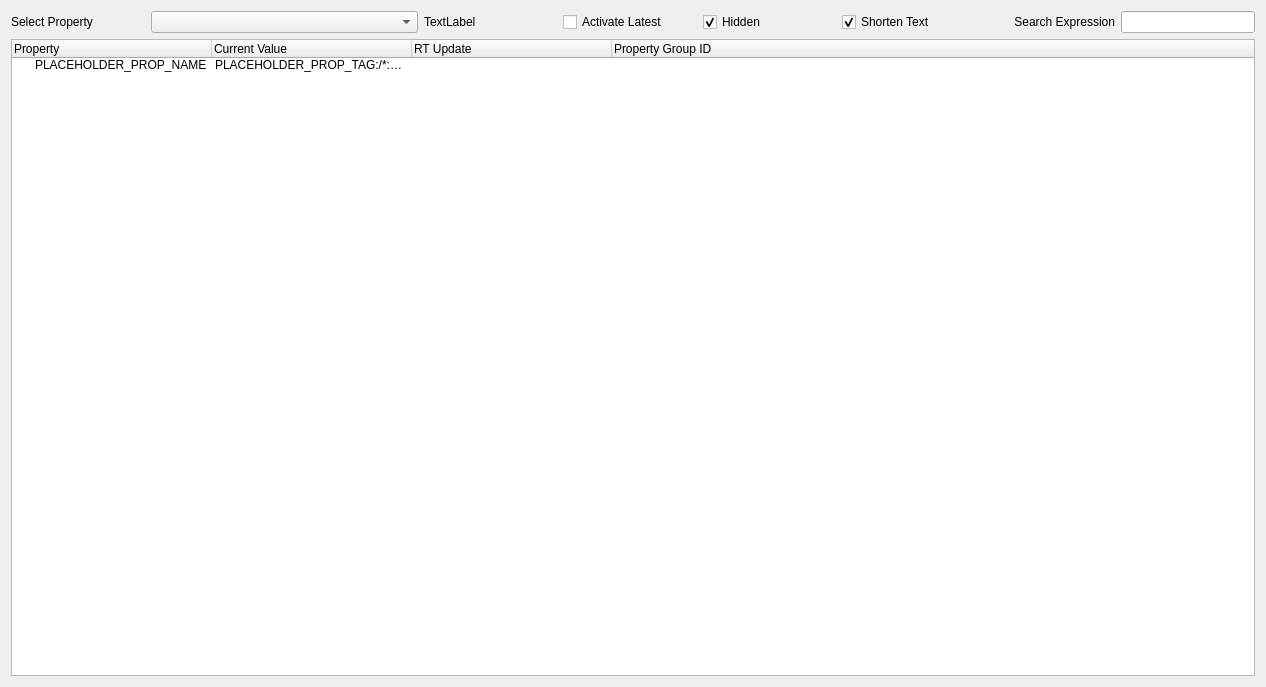
Qt form sources/jvxLibraries/jvx-qt-central-widgets/uisrc/jvx_property_tree_widget.ui (jvxgit/AudYoFlo) before a commit.
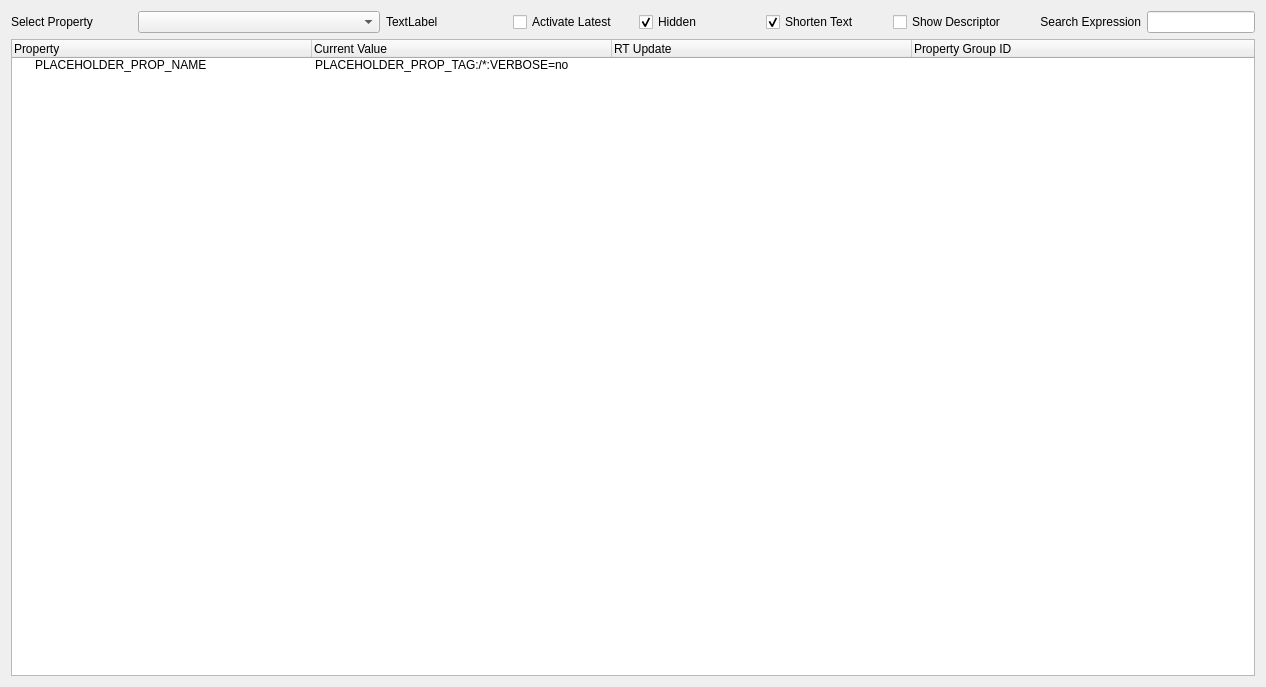
The same form after that commit.

Commit message: Added option to show property descriptors in QT tree widget generic property editor

The edit to the form file:
```diff
--- a/sources/jvxLibraries/jvx-qt-central-widgets/uisrc/jvx_property_tree_widget.ui
+++ b/sources/jvxLibraries/jvx-qt-central-widgets/uisrc/jvx_property_tree_widget.ui
@@ -13,31 +13,11 @@
   <property name="windowTitle">
    <string>Form</string>
   </property>
-  <layout class="QGridLayout" name="gridLayout" columnstretch="1,1,1,1,1,1,1,1,1">
-   <item row="0" column="0">
-    <widget class="QLabel" name="label">
-     <property name="text">
-      <string>Select Property</string>
-     </property>
-    </widget>
-   </item>
-   <item row="0" column="5">
-    <widget class="QCheckBox" name="checkBox_hidden">
-     <property name="text">
-      <string>Hidden</string>
-     </property>
-     <property name="checked">
-      <bool>true</bool>
-     </property>
-    </widget>
-   </item>
-   <item row="0" column="8">
+  <layout class="QGridLayout" name="gridLayout" columnstretch="1,1,1,1,1,1,1,1,1,0">
+   <item row="0" column="9">
     <widget class="QLineEdit" name="lineEdit_search"/>
    </item>
-   <item row="0" column="1" colspan="2">
-    <widget class="QComboBox" name="comboBox_component_ref"/>
-   </item>
-   <item row="0" column="7">
+   <item row="0" column="8">
     <widget class="QLabel" name="label_2">
      <property name="text">
       <string>Search Expression</string>
@@ -54,7 +34,20 @@
      </property>
     </widget>
    </item>
-   <item row="1" column="0" colspan="9">
+   <item row="0" column="1" colspan="2">
+    <widget class="QComboBox" name="comboBox_component_ref"/>
+   </item>
+   <item row="0" column="6">
+    <widget class="QCheckBox" name="checkBox">
+     <property name="text">
+      <string>Shorten Text</string>
+     </property>
+     <property name="checked">
+      <bool>true</bool>
+     </property>
+    </widget>
+   </item>
+   <item row="1" column="0" colspan="10">
     <widget class="QTreeWidget" name="treeWidget_props">
      <property name="accessibleDescription">
       <string>jvx_properties</string>
@@ -62,6 +55,9 @@
      <attribute name="headerMinimumSectionSize">
       <number>200</number>
      </attribute>
+     <attribute name="headerDefaultSectionSize">
+      <number>300</number>
+     </attribute>
      <column>
       <property name="text">
        <string>Property</string>
@@ -98,6 +94,23 @@
      </item>
     </widget>
    </item>
+   <item row="0" column="0">
+    <widget class="QLabel" name="label">
+     <property name="text">
+      <string>Select Property</string>
+     </property>
+    </widget>
+   </item>
+   <item row="0" column="5">
+    <widget class="QCheckBox" name="checkBox_hidden">
+     <property name="text">
+      <string>Hidden</string>
+     </property>
+     <property name="checked">
+      <bool>true</bool>
+     </property>
+    </widget>
+   </item>
    <item row="0" column="3">
     <widget class="QLabel" name="label_component_id">
      <property name="text">
@@ -105,13 +118,13 @@
      </property>
     </widget>
    </item>
-   <item row="0" column="6">
-    <widget class="QCheckBox" name="checkBox">
+   <item row="0" column="7">
+    <widget class="QCheckBox" name="checkBox_2">
      <property name="text">
-      <string>Shorten Text</string>
+      <string>Show Descriptor</string>
      </property>
      <property name="checked">
-      <bool>true</bool>
+      <bool>false</bool>
      </property>
     </widget>
    </item>
```
Left out of the diff: 33 changed lines with no effect on the pictures. The commit also changes 5 other files.
